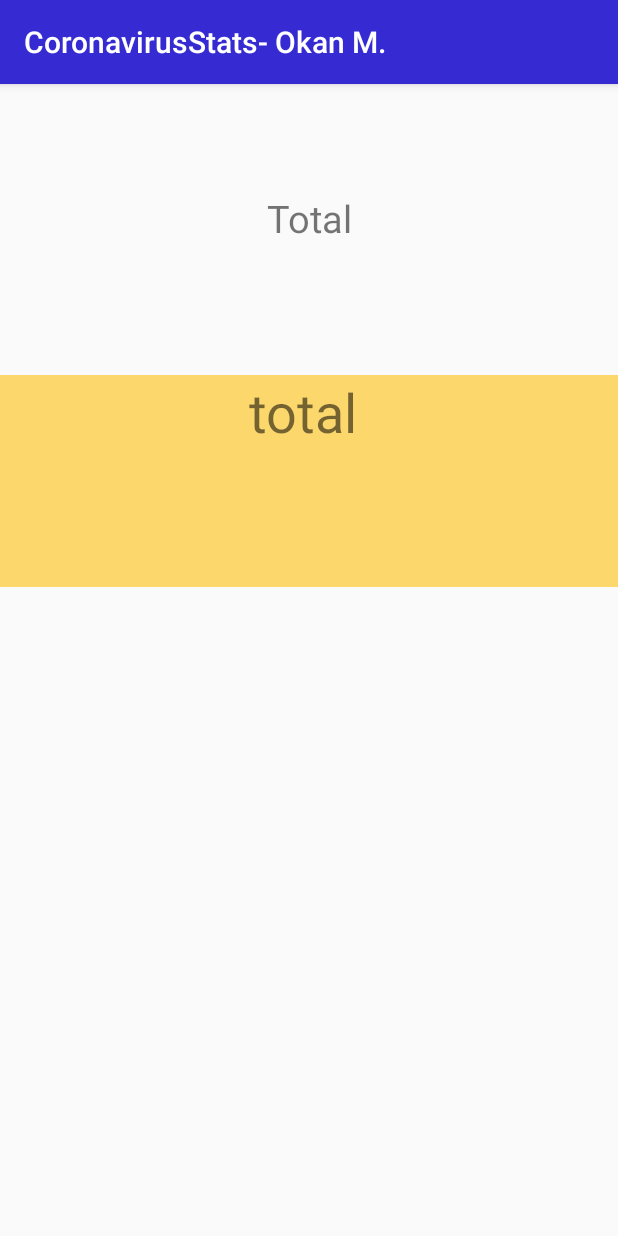
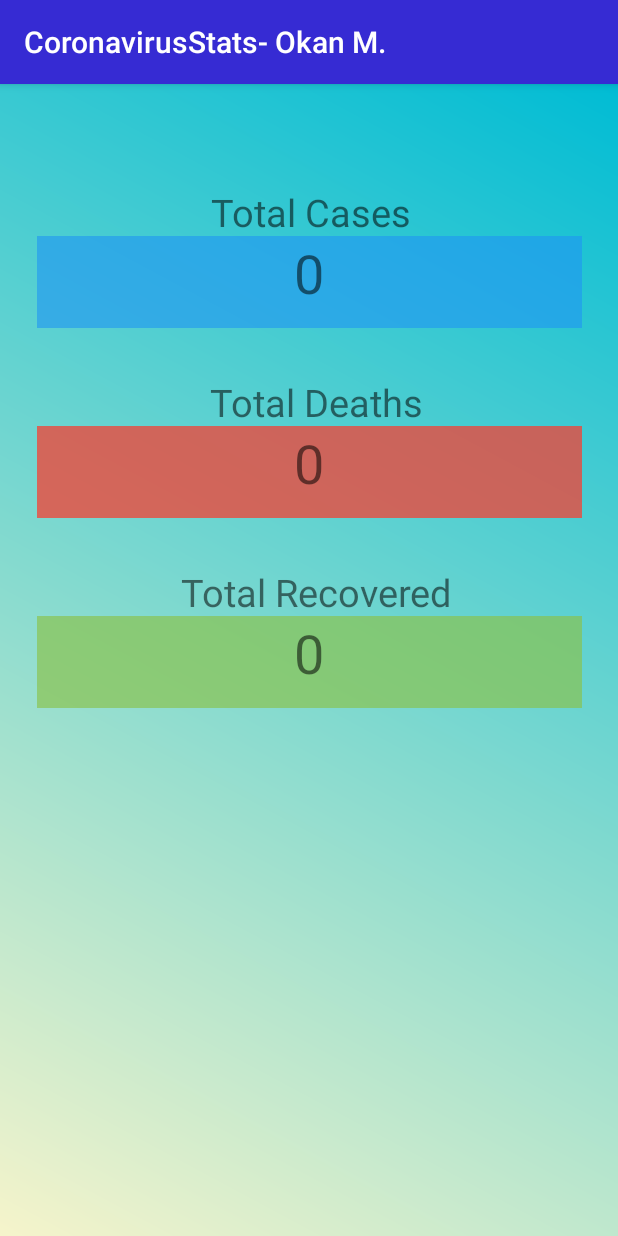
Before and after one commit to okanmazman/CoronavirusStats, an Android app: the TotalStats screen opened directly, with no data from a screen before it, on a phone screen of 412 x 824 dp. Run offline under Robolectric (Android 15) with nearby library versions, the phone set to English and light mode, and no system bars; 4 statements that could not run were skipped.

Commit message:
totalstats activity change and style

```diff
--- a/app/src/main/java/com/example/coronavirusstats/CoronaItem.java
+++ b/app/src/main/java/com/example/coronavirusstats/CoronaItem.java
@@ -1,4 +1,6 @@
 package com.example.coronavirusstats;
+
+import java.util.Date;
 
 class CoronaItem {
     public String country;
@@ -10,7 +12,16 @@ class CoronaItem {
     public int active;
     public int critical;
     public int casesPerMillion;
+    /*public Date updateDate;
 
+
+    public Date getUpdateDate() {
+        return updateDate;
+    }
+
+    public void setUpdateDate(Date updateDate) {
+        this.updateDate = updateDate;
+    }*/
     public String getCountry() {
         return country;
     }
--- a/app/src/main/java/com/example/coronavirusstats/MainActivity.java
+++ b/app/src/main/java/com/example/coronavirusstats/MainActivity.java
@@ -8,6 +8,7 @@ import android.content.Intent;
 import android.os.AsyncTask;
 import android.os.Bundle;
 import android.os.Handler;
+import android.os.Parcelable;
 import android.util.Log;
 import android.view.Menu;
 import android.view.MenuInflater;
@@ -23,22 +24,30 @@ import org.json.JSONObject;
 import java.io.BufferedReader;
 import java.io.IOException;
 import java.io.InputStreamReader;
+import java.io.Serializable;
 import java.net.HttpURLConnection;
 import java.net.MalformedURLException;
 import java.net.URL;
+import java.text.SimpleDateFormat;
 import java.util.ArrayList;
+import java.util.Date;
 import java.util.List;
+import java.util.Map;
+
 import android.widget.SearchView;
+import android.widget.TextView;
 import android.widget.Toast;
 
 public class MainActivity extends AppCompatActivity implements SearchView.OnQueryTextListener {
 public ListView coronaListView;
 public List<CoronaItem>coronaList=new ArrayList<CoronaItem>();
+
     ListView list;
     SearchView editsearch;
     CoronaAdapter ca;
     ProgressDialog prpDialogg;
     SwipeRefreshLayout mSwipeRefreshLayout;
+    TextView lstUpdate;
     @Override
     protected void onCreate(Bundle savedInstanceState) {
         super.onCreate(savedInstanceState);
@@ -68,6 +77,10 @@ public List<CoronaItem>coronaList=new ArrayList<CoronaItem>();
             public void onRefresh() {
                 GetCoronaInfoAll ci=new GetCoronaInfoAll();
                 ci.execute("https://coronavirus-19-api.herokuapp.com/countries");
+                lstUpdate=findViewById(R.id.txtLastUpdate);
+                SimpleDateFormat formatter = new SimpleDateFormat("dd-M-yyyy hh:mm:ss");
+                String strDate = formatter.format(new Date());
+                lstUpdate.setText("Last Update: "+strDate);
                 final Handler handler = new Handler();
                 handler.postDelayed(new Runnable() {
                     @Override
@@ -88,6 +101,10 @@ public List<CoronaItem>coronaList=new ArrayList<CoronaItem>();
             super.onStart();
             GetCoronaInfoAll ci=new GetCoronaInfoAll();
             ci.execute("https://coronavirus-19-api.herokuapp.com/countries");
+        lstUpdate=findViewById(R.id.txtLastUpdate);
+        SimpleDateFormat formatter = new SimpleDateFormat("dd-M-yyyy hh:mm:ss");
+        String strDate = formatter.format(new Date());
+        lstUpdate.setText("Last Update: "+strDate);
 
     }
 
@@ -208,6 +225,7 @@ public List<CoronaItem>coronaList=new ArrayList<CoronaItem>();
 
     }
 
+
     @Override
     public boolean onOptionsItemSelected(MenuItem item) {
 
@@ -216,8 +234,9 @@ public List<CoronaItem>coronaList=new ArrayList<CoronaItem>();
         switch (id){
             case R.id.mainMenu:
                 Intent i=new Intent(MainActivity.this,TotalStats.class);
-                Toast.makeText(this,"Total clicked",Toast.LENGTH_SHORT).show();
-                i.putExtra("totalInfo",new String[]{"789789","26500","65000"});
+
+                //Toast.makeText(this,lstUpdate.getText(),Toast.LENGTH_LONG).show();
+
                 startActivity(i);
                 break;
             default:
@@ -227,4 +246,6 @@ public List<CoronaItem>coronaList=new ArrayList<CoronaItem>();
         return true;
 
     }
+
+
 }
--- a/app/src/main/java/com/example/coronavirusstats/TotalStats.java
+++ b/app/src/main/java/com/example/coronavirusstats/TotalStats.java
@@ -2,21 +2,119 @@ package com.example.coronavirusstats;
 
 import androidx.appcompat.app.AppCompatActivity;
 
+import android.app.ProgressDialog;
+import android.os.AsyncTask;
 import android.os.Bundle;
 import android.widget.TextView;
+import android.widget.Toast;
+
+import org.json.JSONArray;
+import org.json.JSONException;
+import org.json.JSONObject;
+
+import java.io.BufferedReader;
+import java.io.IOException;
+import java.io.InputStreamReader;
+import java.net.HttpURLConnection;
+import java.net.URL;
+import java.util.ArrayList;
+import java.util.List;
 
 public class TotalStats extends AppCompatActivity {
     TextView txtTotalCases;
+    TextView txtTotalDeaths;
+    TextView txtTotalRecovered;
+    List<CoronaItem>totalList=new ArrayList<CoronaItem>();
+    ProgressDialog prpDialogTotal;
     @Override
     protected void onCreate(Bundle savedInstanceState) {
         super.onCreate(savedInstanceState);
         setContentView(R.layout.activity_total_stats);
 
-        String[] totalCases=getIntent().getStringArrayExtra("totalInfo");
+    }
 
-        txtTotalCases=findViewById(R.id.txtTotalCasesAll);
+    @Override
+    protected void onStart() {
+        super.onStart();
+        GetTotalCoronaInfo tci=new GetTotalCoronaInfo();
+        tci.execute("https://coronavirus-19-api.herokuapp.com/all");
 
-        txtTotalCases.setText(totalCases[0]);
+
+
 
     }
+    class GetTotalCoronaInfo  extends AsyncTask<String,Void,String>
+    {
+        String result;
+        @Override
+        protected void onPreExecute() {
+
+            super.onPreExecute();
+            prpDialogTotal = new ProgressDialog(TotalStats.this);
+            prpDialogTotal.setProgressStyle(ProgressDialog.STYLE_SPINNER);
+            prpDialogTotal.setTitle("Loading...");
+            prpDialogTotal.setMessage("Fetching Data ...Please Wait...");
+            prpDialogTotal.show();
+        }
+
+        @Override
+        protected String doInBackground(String... strings) {
+            try {
+                URL url=new URL(strings[0]);
+                HttpURLConnection conn=(HttpURLConnection)url.openConnection();
+                BufferedReader reader=new BufferedReader(new InputStreamReader(
+                        conn.getInputStream()
+                ));
+
+                StringBuilder strBuilder = new StringBuilder();
+                String line="";
+
+                while((line= reader.readLine())!=null){
+
+                    strBuilder.append(line);
+                }
+                reader.close();
+                //Log.i( "DEV1",strBuilder.toString());
+                result= strBuilder.toString();
+            }
+            catch(IOException e){
+                e.printStackTrace();
+                result = null;
+            }
+            return  result;
+        }
+
+        @Override
+        protected void onPostExecute(String s) {
+            super.onPostExecute(s);
+            try {
+
+                //JSONArray newsjsonarr=new JSONArray(tci.result);
+                JSONObject obj=new JSONObject(s);
+
+                CoronaItem coronaItem = new CoronaItem();
+                coronaItem.setCases(obj.getInt("cases"));
+                coronaItem.setDeaths(obj.getInt("deaths"));
+                coronaItem.setRecovered(obj.getInt("recovered"));
+                totalList.add(coronaItem);
+                prpDialogTotal.dismiss();
+
+            } catch (JSONException e) {
+                e.printStackTrace();
+                Toast.makeText(TotalStats.this,e.getMessage(),Toast.LENGTH_LONG).show();
+
+            }
+            txtTotalCases=findViewById(R.id.txtTotalCasesAll);
+            txtTotalDeaths=findViewById(R.id.txtTotalDeaths);
+            txtTotalRecovered=findViewById(R.id.txtTotalRecovered);
+
+            if(totalList.size()>0)
+            {
+                txtTotalCases.setText(String.valueOf(totalList.get(0).getCases()));
+                txtTotalDeaths.setText(String.valueOf(totalList.get(0).getDeaths()));
+                txtTotalRecovered.setText(String.valueOf(totalList.get(0).getRecovered()));
+            }
+            prpDialogTotal.hide();
+        }
+    }
 }
--- /dev/null
+++ b/app/src/main/res/drawable/gradient.xml
@@ -0,0 +1,8 @@
+<?xml version="1.0" encoding="utf-8"?>
+<shape xmlns:android="http://schemas.android.com/apk/res/android"
+    android:shape="rectangle">
+    <gradient
+        android:startColor="#F6F4CB"
+        android:endColor="#00BCD4"
+        android:angle="45"/>
+</shape>
--- a/app/src/main/res/layout/activity_main.xml
+++ b/app/src/main/res/layout/activity_main.xml
@@ -6,6 +6,13 @@
     android:layout_width="match_parent"
     android:layout_height="match_parent"
     tools:context=".MainActivity" android:orientation="vertical">
+
+    <TextView
+        android:id="@+id/txtLastUpdate"
+        android:layout_width="match_parent"
+        android:layout_height="wrap_content"
+        android:background="#488BC34A"
+        android:text="Last Update :" />
 
     <SearchView
         android:id="@+id/search"
--- a/app/src/main/res/layout/activity_total_stats.xml
+++ b/app/src/main/res/layout/activity_total_stats.xml
@@ -4,32 +4,85 @@
     xmlns:tools="http://schemas.android.com/tools"
     android:layout_width="match_parent"
     android:layout_height="match_parent"
+    android:background="@drawable/gradient"
     tools:context=".TotalStats">
 
     <TextView
         android:id="@+id/lblTotalCases"
-        android:layout_width="127dp"
-        android:layout_height="38dp"
-        android:layout_marginTop="72dp"
+        android:layout_width="206dp"
+        android:layout_height="33dp"
+        android:layout_marginTop="68dp"
         android:ellipsize="none"
         android:text="Total Cases"
         android:textAlignment="center"
         android:textSize="25sp"
         app:layout_constraintEnd_toEndOf="parent"
+        app:layout_constraintHorizontal_bias="0.509"
         app:layout_constraintStart_toStartOf="parent"
         app:layout_constraintTop_toTopOf="parent" />
 
     <TextView
         android:id="@+id/txtTotalCasesAll"
-        android:layout_width="0dp"
-        android:layout_height="141dp"
-        android:layout_marginTop="84dp"
-        android:background="#94FFC107"
-        android:text="total "
+        android:layout_width="363dp"
+        android:layout_height="61dp"
+        android:background="#9A2196F3"
+        android:text="total 1"
         android:textAlignment="center"
         android:textSize="36sp"
         app:layout_constraintEnd_toEndOf="parent"
         app:layout_constraintStart_toStartOf="parent"
         app:layout_constraintTop_toBottomOf="@+id/lblTotalCases" />
 
+    <TextView
+        android:id="@+id/lblTotalDeaths"
+        android:layout_width="207dp"
+        android:layout_height="33dp"
+        android:layout_marginTop="32dp"
+        android:ellipsize="none"
+        android:text="Total Deaths"
+        android:textAlignment="center"
+        android:textSize="25sp"
+        app:layout_constraintEnd_toEndOf="parent"
+        app:layout_constraintHorizontal_bias="0.525"
+        app:layout_constraintStart_toStartOf="parent"
+        app:layout_constraintTop_toBottomOf="@+id/txtTotalCasesAll" />
+
+    <TextView
+        android:id="@+id/txtTotalDeaths"
+        android:layout_width="363dp"
+        android:layout_height="61dp"
+        android:background="#C1F44336"
+        android:text="total2"
+        android:textAlignment="center"
+        android:textSize="36sp"
+        app:layout_constraintEnd_toEndOf="parent"
+        app:layout_constraintStart_toStartOf="parent"
+        app:layout_constraintTop_toBottomOf="@+id/lblTotalDeaths" />
+
+    <TextView
+        android:id="@+id/txtTotalRecovered"
+        android:layout_width="363dp"
+        android:layout_height="61dp"
+        android:background="#A88BC34A"
+        android:text="total3"
+        android:textAlignment="center"
+        android:textSize="36sp"
+        app:layout_constraintEnd_toEndOf="parent"
+        app:layout_constraintStart_toStartOf="parent"
+        app:layout_constraintTop_toBottomOf="@+id/lblTotalDeaths2" />
+
+    <TextView
+        android:id="@+id/lblTotalDeaths2"
+        android:layout_width="207dp"
+        android:layout_height="33dp"
+        android:layout_marginTop="32dp"
+        android:ellipsize="none"
+        android:text="Total Recovered"
+        android:textAlignment="center"
+        android:textSize="25sp"
+        app:layout_constraintEnd_toEndOf="parent"
+        app:layout_constraintHorizontal_bias="0.524"
+        app:layout_constraintStart_toStartOf="parent"
+        app:layout_constraintTop_toBottomOf="@+id/txtTotalDeaths" />
+
 </androidx.constraintlayout.widget.ConstraintLayout>
```
